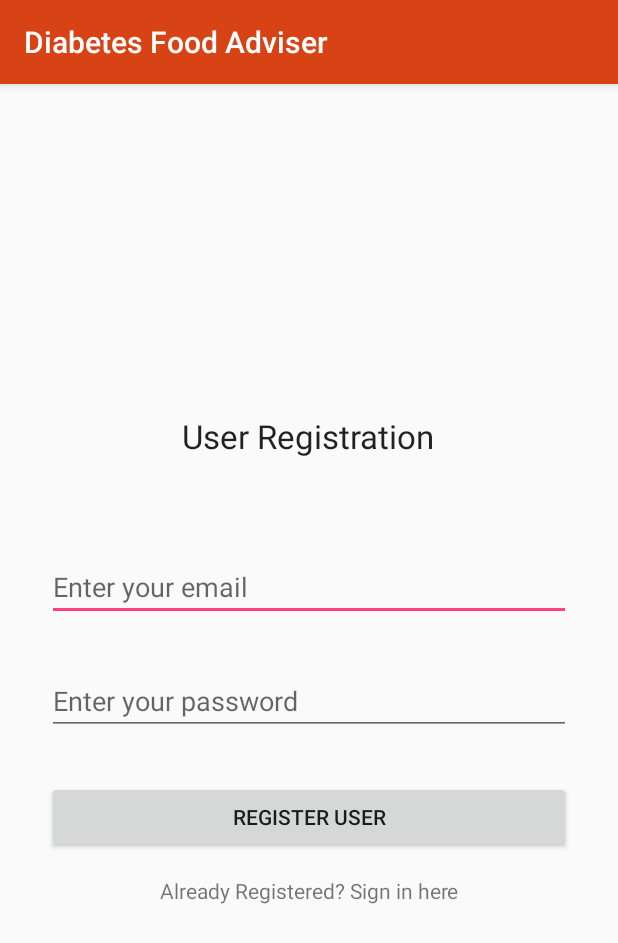
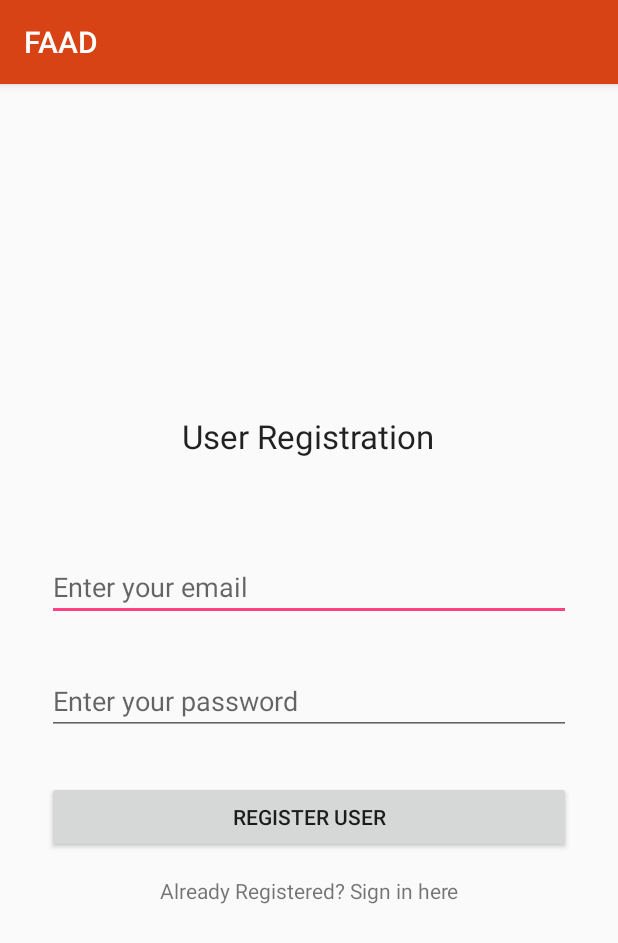
Before and after one commit to tmendonca28/project4thyear, an Android app: the screen it shows after launch (MainActivity), on a phone screen of 412 x 824 dp. Shown: the top 943 px of the screen. Run offline under Robolectric (Android 15) with nearby library versions, the phone set to English and light mode, and no system bars; our stand-ins replace Firebase (no records; nobody signed in at launch, a user with empty details on screens opened directly).

Commit message:
Modified Splash Screen

```diff
--- a/app/src/main/AndroidManifest.xml
+++ b/app/src/main/AndroidManifest.xml
@@ -15,7 +15,7 @@
         android:theme="@style/AppTheme">
         <activity
             android:name=".SplashActivity"
-            android:theme="@style/SplashTheme">
+            android:theme="@style/AppTheme.NoActionBar">
             <intent-filter>
                 <action android:name="android.intent.action.MAIN" />
 
--- a/app/src/main/java/com/tmend/firebaseauth/SplashActivity.java
+++ b/app/src/main/java/com/tmend/firebaseauth/SplashActivity.java
@@ -1,7 +1,9 @@
 package com.tmend.firebaseauth;
 
+import android.app.Activity;
 import android.content.Intent;
 import android.os.Bundle;
+import android.os.Handler;
 import android.support.v7.app.AppCompatActivity;
 
 /**
@@ -9,12 +11,21 @@ import android.support.v7.app.AppCompatActivity;
  */
 
 public class SplashActivity extends AppCompatActivity {
+    //SplashScreenTimer
+    private static int SPLASH_TIME_OUT = 3000;
+
     @Override
     protected void onCreate(Bundle savedInstanceState) {
         super.onCreate(savedInstanceState);
+        setContentView(R.layout.activity_splash);
 
-        Intent intent = new Intent(this, MainActivity.class);
-        startActivity(intent);
-        finish();
+        new Handler().postDelayed(new Runnable() {
+            @Override
+            public void run() {
+                Intent intent = new Intent(SplashActivity.this, MainActivity.class);
+                startActivity(intent);
+                finish();
+            }
+        }, SPLASH_TIME_OUT);
     }
 }
--- a/app/src/main/res/values/strings.xml
+++ b/app/src/main/res/values/strings.xml
@@ -1,5 +1,5 @@
 <resources>
-    <string name="app_name">Diabetes Food Adviser</string>
+    <string name="app_name">FAAD</string>
     <string name="title_activity_health_customization">HealthCustomizationActivity</string>
     <string name="title_activity_main_screen">Diabetic Food Adviser</string>
     <string name="title_activity_food_adviser">FoodAdviser</string>
--- a/app/src/main/res/values/styles.xml
+++ b/app/src/main/res/values/styles.xml
@@ -38,9 +38,6 @@
         <item name="android:background">?android:attr/listDivider</item>
     </style>
 
-    <style name="SplashTheme" parent="Theme.AppCompat.NoActionBar">
-        <item name="android:windowBackground">@drawable/splash</item>
-    </style>
 
     <style name="AppTheme.AppBarOverlay" parent="ThemeOverlay.AppCompat.Dark.ActionBar" />
 
```
Also changed, not shown: app/src/main/java/com/tmend/firebaseauth/FoodCalorieCalculator.java (+15 -7 lines), app/src/main/res/drawable/gradient_background.xml (added, +8 -0 lines), app/src/main/res/layout/activity_splash.xml (added, +24 -0 lines), app/src/main/res/layout/content_food_calorie_calculator.xml (+16 -2 lines).
